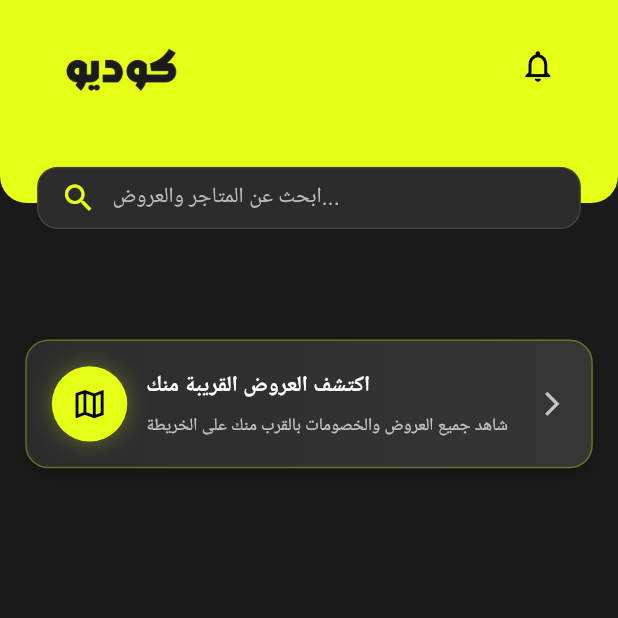
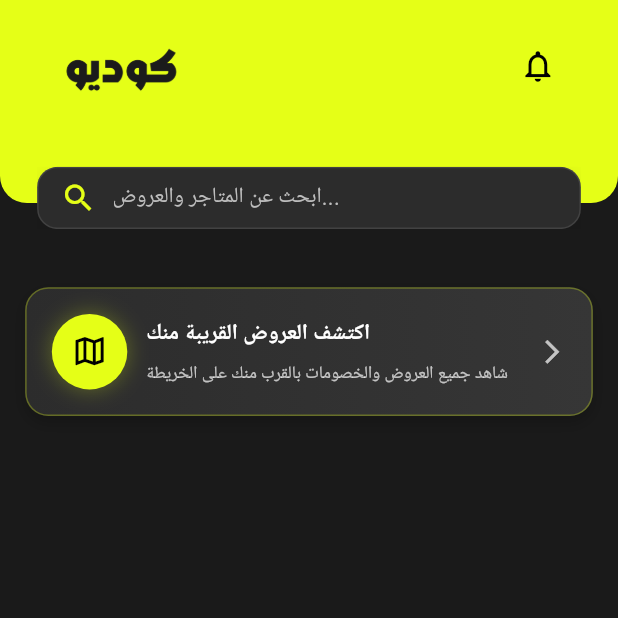
Before and after one commit to Martina-Mamdouh/Codio, a Flutter app: the HomeView screen opened directly, on a phone screen of 412 x 824 dp, the top half of it. Run offline on Flutter 3.47's test engine with Material 3 defaults, Android fonts, the phone set to English and light mode, and no system bars; our stand-ins replace cached_network_image, carousel_slider, file_picker, firebase_core, flutter_map, flutter_screenutil and 11 more; missing offline and left inert: in_app_update, onesignal_flutter; accounts and stored records are empty; network calls fail; Roboto replaces fonts that are missing (Cairo).

Commit message:
Reduce empty spaces across the app

```diff
--- a/lib/app/views/categories_view.dart
+++ b/lib/app/views/categories_view.dart
@@ -94,7 +94,7 @@
                   slivers: [
                     SliverPadding(
                       padding: EdgeInsets.only(
-                        top: 24.h,
+                        top: 12.h, // Reduced top spacing to match HomeView
                         // ✅ Increased bottom padding to clear the floating nav bar
                         bottom: AppTheme.bottomNavGap,
                         left: 16.w,
@@ -103,8 +103,8 @@
                       sliver: SliverGrid(
                         gridDelegate: SliverGridDelegateWithFixedCrossAxisCount(
                           crossAxisCount: crossAxisCount,
-                          crossAxisSpacing: 16.w,
-                          mainAxisSpacing: 16.h,
+                          crossAxisSpacing: 12.w,
+                          mainAxisSpacing: 12.h,
                           childAspectRatio: 3.5,
                         ),
                         delegate: SliverChildBuilderDelegate((context, index) {
--- a/lib/app/views/companies_view.dart
+++ b/lib/app/views/companies_view.dart
@@ -119,7 +119,7 @@
                         padding: EdgeInsets.only(
                         left: 16.w,
                         right: 16.w,
-                        top: 24.h,
+                        top: 12.h, // Reduced top spacing to match HomeView
                         // ✅ Increased bottom padding to account for floating nav bar
                         bottom: AppTheme.bottomNavGap,
                       ),
@@ -131,8 +131,8 @@
                               : (MediaQuery.of(context).size.width < 900
                                     ? 3
                                     : 4),
-                          mainAxisSpacing: 16,
-                          crossAxisSpacing: 16,
+                          mainAxisSpacing: 12.h,
+                          crossAxisSpacing: 12.w,
                           childAspectRatio:
                               MediaQuery.of(context).orientation ==
                                   Orientation.portrait
--- a/lib/app/views/followed_companies_view.dart
+++ b/lib/app/views/followed_companies_view.dart
@@ -92,15 +92,15 @@
                       padding: EdgeInsets.only(
                         left: 16.w,
                         right: 16.w,
-                        top: 24.h,
+                        top: 12.h, // Reduced top spacing to match Home/Categories/Companies
                         // ✅ Increased bottom padding to account for floating nav bar
                         bottom: AppTheme.bottomNavGap,
                       ),
                       sliver: SliverGrid(
                         gridDelegate: SliverGridDelegateWithFixedCrossAxisCount(
                           crossAxisCount: crossAxisCount,
-                          mainAxisSpacing: 16,
-                          crossAxisSpacing: 16,
+                          mainAxisSpacing: 12.h,
+                          crossAxisSpacing: 12.w,
                           childAspectRatio:
                               MediaQuery.of(context).orientation ==
                                   Orientation.portrait
--- a/lib/app/views/home_view.dart
+++ b/lib/app/views/home_view.dart
@@ -161,7 +161,7 @@
                   ),
 
                   // Rest of the content following the header
-                  SizedBox(height: 48.h), // Space for search bar overlap
+                  SizedBox(height: 12.h), // Further reduced space for search bar overlap
 
                   HomeBannerSlider(banners: viewModel.banners),
                   SizedBox(height: 16.h),
@@ -179,7 +179,7 @@
                       },
                     ),
                   ),
-                  SizedBox(height: 16.h),
+                  SizedBox(height: 4.h), // Further reduced gap between Discover card and next section
 
 
                   // Nearby Slider Section ✅
@@ -200,10 +200,10 @@
                         );
                       },
                     ),
-                    SizedBox(height: 16.h),
+                    SizedBox(height: 4.h), // Reduced and consistent spacing
                   ],
 
-                  SizedBox(height: 6.h),
+                  SizedBox(height: 4.h), // Consistent small gap when nearby section is absent
 
                   // Nearby Banner button moved here ✅
 
```
